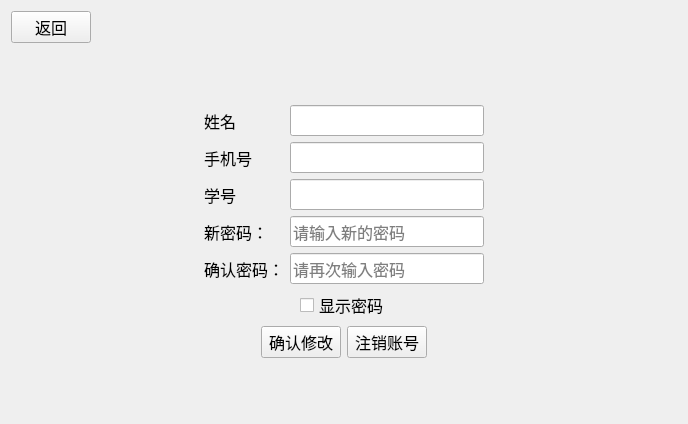
LeoStr4nge/LibraryManageSystem, file usercenter.ui: the form before one commit.
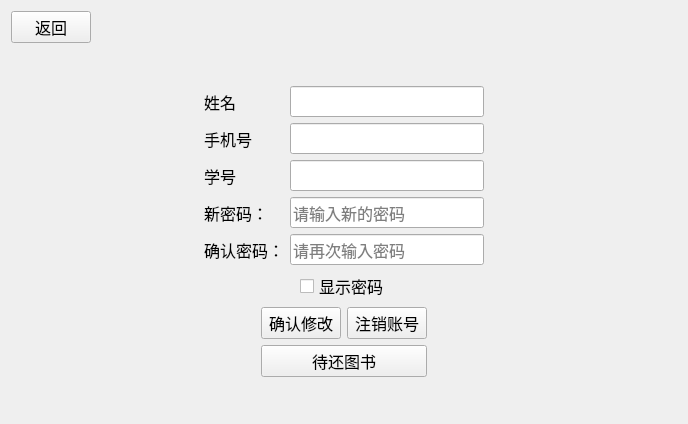
The form after the commit.

Commit message: 修复搜索重复显示bug，优化若干界面，添加用户待还书籍界面

What changed in the file:
```diff
--- a/usercenter.ui
+++ b/usercenter.ui
@@ -10,56 +10,17 @@
     <height>424</height>
    </rect>
   </property>
+  <property name="font">
+   <font>
+    <family>微软雅黑</family>
+    <pointsize>12</pointsize>
+   </font>
+  </property>
   <property name="windowTitle">
    <string>Form</string>
   </property>
   <layout class="QGridLayout" name="gridLayout">
-   <item row="0" column="0">
-    <layout class="QVBoxLayout" name="verticalLayout_4">
-     <item>
-      <layout class="QHBoxLayout" name="horizontalLayout_3">
-       <item>
-        <widget class="QPushButton" name="pushButton">
-         <property name="font">
-          <font>
-           <family>微软雅黑</family>
-           <pointsize>12</pointsize>
-          </font>
-         </property>
-         <property name="text">
-          <string>返回</string>
-         </property>
-        </widget>
-       </item>
-       <item>
-        <spacer name="horizontalSpacer_3">
-         <property name="orientation">
-          <enum>Qt::Horizontal</enum>
-         </property>
-         <property name="sizeHint" stdset="0">
-          <size>
-           <width>40</width>
-           <height>20</height>
-          </size>
-         </property>
-        </spacer>
-       </item>
-      </layout>
-     </item>
-     <item>
-      <spacer name="verticalSpacer">
-       <property name="orientation">
-        <enum>Qt::Vertical</enum>
-       </property>
-       <property name="sizeHint" stdset="0">
-        <size>
-         <width>20</width>
-         <height>40</height>
-        </size>
-       </property>
-      </spacer>
-     </item>
-     <item>
+   <item row="2" column="0" colspan="2">
       <layout class="QHBoxLayout" name="horizontalLayout">
        <item>
         <spacer name="horizontalSpacer">
@@ -236,66 +197,25 @@
        </item>
       </layout>
      </item>
+   <item row="4" column="0" colspan="2">
+    <layout class="QHBoxLayout" name="horizontalLayout_5">
+     <item>
+      <spacer name="horizontalSpacer_6">
+       <property name="orientation">
+        <enum>Qt::Horizontal</enum>
+       </property>
+       <property name="sizeHint" stdset="0">
+        <size>
+         <width>40</width>
+         <height>20</height>
+        </size>
+       </property>
+      </spacer>
+     </item>
      <item>
       <layout class="QVBoxLayout" name="verticalLayout_3">
-       <item>
-        <layout class="QHBoxLayout" name="horizontalLayout_4">
-         <item>
-          <spacer name="horizontalSpacer_4">
-           <property name="orientation">
-            <enum>Qt::Horizontal</enum>
-           </property>
-           <property name="sizeHint" stdset="0">
-            <size>
-             <width>40</width>
-             <height>20</height>
-            </size>
-           </property>
-          </spacer>
-         </item>
-         <item>
-          <widget class="QCheckBox" name="checkBox">
-           <property name="font">
-            <font>
-             <family>微软雅黑</family>
-             <pointsize>12</pointsize>
-            </font>
-           </property>
-           <property name="text">
-            <string>显示密码</string>
-           </property>
-          </widget>
-         </item>
-         <item>
-          <spacer name="horizontalSpacer_5">
-           <property name="orientation">
-            <enum>Qt::Horizontal</enum>
-           </property>
-           <property name="sizeHint" stdset="0">
-            <size>
-             <width>40</width>
-             <height>20</height>
-            </size>
-           </property>
-          </spacer>
-         </item>
-        </layout>
-       </item>
        <item>
         <layout class="QHBoxLayout" name="horizontalLayout_2">
-         <item>
-          <spacer name="horizontalSpacer_6">
-           <property name="orientation">
-            <enum>Qt::Horizontal</enum>
-           </property>
-           <property name="sizeHint" stdset="0">
-            <size>
-             <width>40</width>
-             <height>20</height>
-            </size>
-           </property>
-          </spacer>
-         </item>
          <item>
           <widget class="QPushButton" name="pushButton_2">
            <property name="font">
@@ -322,6 +242,17 @@
            </property>
           </widget>
          </item>
+        </layout>
+       </item>
+       <item>
+        <widget class="QPushButton" name="pushButton_4">
+         <property name="text">
+          <string>待还图书</string>
+         </property>
+        </widget>
+       </item>
+      </layout>
+     </item>
          <item>
           <spacer name="horizontalSpacer_7">
            <property name="orientation">
@@ -337,9 +268,93 @@
          </item>
         </layout>
        </item>
-      </layout>
-     </item>
+   <item row="1" column="0">
+    <spacer name="verticalSpacer">
+     <property name="orientation">
+      <enum>Qt::Vertical</enum>
+     </property>
+     <property name="sizeHint" stdset="0">
+      <size>
+       <width>20</width>
+       <height>37</height>
+      </size>
+     </property>
+    </spacer>
+   </item>
+   <item row="0" column="0" colspan="2">
+    <layout class="QHBoxLayout" name="horizontalLayout_3">
+     <item>
+      <widget class="QPushButton" name="pushButton">
+       <property name="font">
+        <font>
+         <family>微软雅黑</family>
+         <pointsize>12</pointsize>
+        </font>
+       </property>
+       <property name="text">
+        <string>返回</string>
+       </property>
+      </widget>
+     </item>
+     <item>
+      <spacer name="horizontalSpacer_3">
+       <property name="orientation">
+        <enum>Qt::Horizontal</enum>
+       </property>
+       <property name="sizeHint" stdset="0">
+        <size>
+         <width>40</width>
+         <height>20</height>
+        </size>
+       </property>
+      </spacer>
+     </item>
+    </layout>
+   </item>
+   <item row="3" column="0" colspan="2">
+    <layout class="QHBoxLayout" name="horizontalLayout_4">
      <item>
+      <spacer name="horizontalSpacer_4">
+       <property name="orientation">
+        <enum>Qt::Horizontal</enum>
+       </property>
+       <property name="sizeHint" stdset="0">
+        <size>
+         <width>40</width>
+         <height>20</height>
+        </size>
+       </property>
+      </spacer>
+     </item>
+     <item>
+      <widget class="QCheckBox" name="checkBox">
+       <property name="font">
+        <font>
+         <family>微软雅黑</family>
+         <pointsize>12</pointsize>
+        </font>
+       </property>
+       <property name="text">
+        <string>显示密码</string>
+       </property>
+      </widget>
+     </item>
+     <item>
+      <spacer name="horizontalSpacer_5">
+       <property name="orientation">
+        <enum>Qt::Horizontal</enum>
+       </property>
+       <property name="sizeHint" stdset="0">
+        <size>
+         <width>40</width>
+         <height>20</height>
+        </size>
+       </property>
+      </spacer>
+     </item>
+    </layout>
+   </item>
+   <item row="5" column="0">
       <spacer name="verticalSpacer_2">
        <property name="orientation">
         <enum>Qt::Vertical</enum>
@@ -347,12 +362,10 @@
        <property name="sizeHint" stdset="0">
         <size>
          <width>20</width>
-         <height>40</height>
+       <height>32</height>
         </size>
        </property>
       </spacer>
-     </item>
-    </layout>
    </item>
   </layout>
  </widget>
```
Lines whose indentation alone changed are shown as unchanged. The commit also changes 15 other files.
